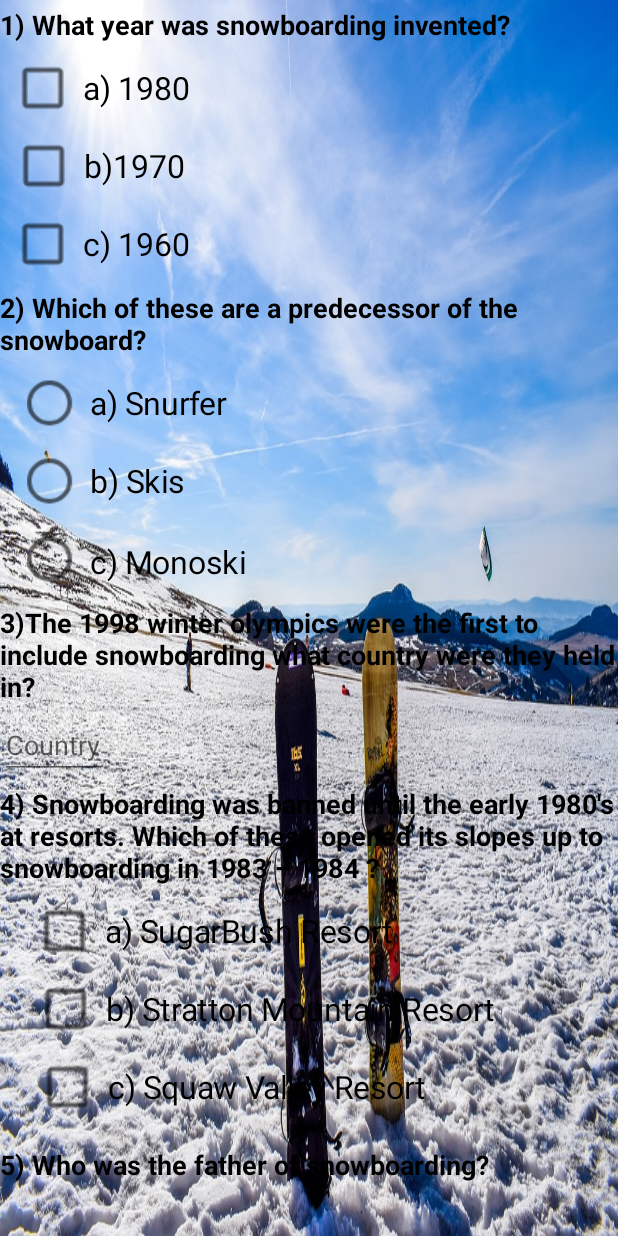
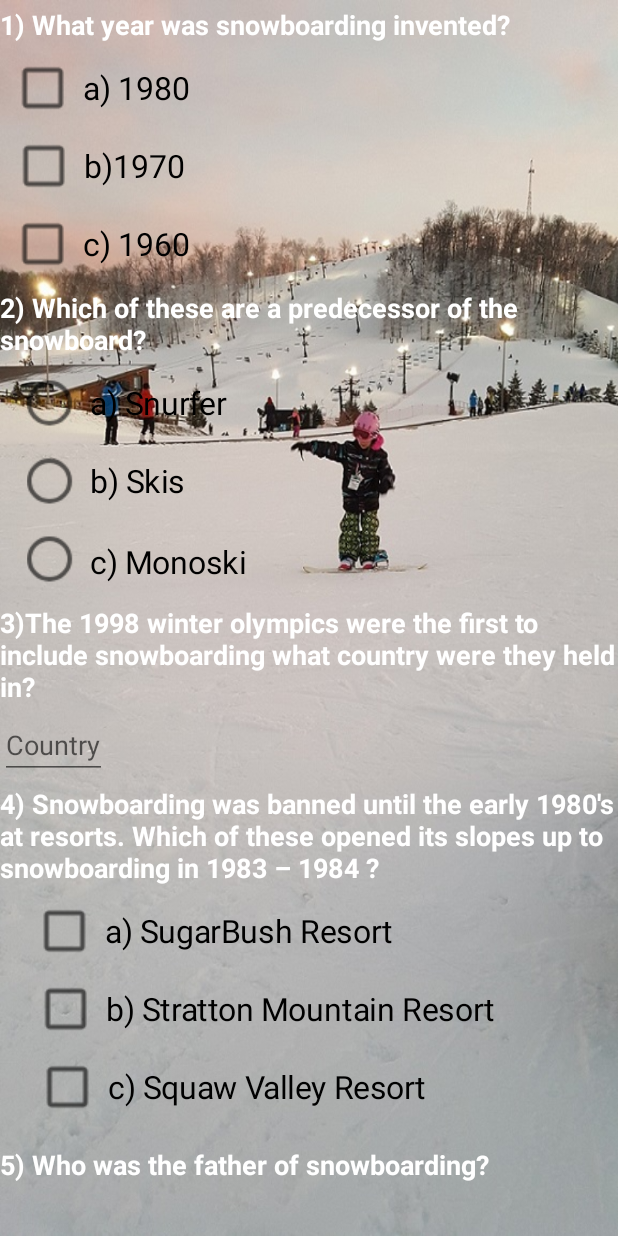
Before and after one commit to ch46gc/Educational, an Android app: the screen it shows after launch (MainActivity), on a phone screen of 412 x 824 dp. Run offline under Robolectric (Android 15) with nearby library versions, the phone set to English and light mode, and no system bars.

Commit message:
Changed jpeg

```diff
--- a/app/src/main/res/layout/activity_main.xml
+++ b/app/src/main/res/layout/activity_main.xml
@@ -26,7 +26,7 @@
             android:paddingBottom="4dp"
             android:paddingTop="4dp"
             android:text="@string/question_1_text"
-            android:textColor="#000000"
+            android:textColor="#FFFFFF"
             android:textStyle="bold"
             android:textSize="18sp"/>
 
@@ -97,7 +97,7 @@
             android:paddingBottom="4dp"
             android:paddingTop="4dp"
             android:text="@string/question_2_text"
-            android:textColor="#000000"
+            android:textColor="#FFFFFF"
             android:textStyle="bold"
             android:textSize="18sp"/>
 
@@ -177,7 +177,7 @@
             android:paddingBottom="4dp"
             android:paddingTop="4dp"
             android:text="@string/question_3_text"
-            android:textColor="#000000"
+            android:textColor="#FFFFFF"
             android:textStyle="bold"
             android:textSize="18sp"/>
 
@@ -198,7 +198,7 @@
             android:paddingBottom="4dp"
             android:paddingTop="4dp"
             android:text="@string/question_4_text"
-            android:textColor="#000000"
+            android:textColor="#FFFFFF"
             android:textStyle="bold"
             android:textSize="18sp"/>
 
@@ -268,7 +268,7 @@
             android:layout_height="wrap_content"
             android:layout_marginTop="13dp"
             android:text="@string/question_5_text"
-            android:textColor="#000000"
+            android:textColor="#FFFFFF"
             android:textStyle="bold"
             android:textSize="18sp"/>
 
@@ -289,7 +289,7 @@
             android:layout_height="wrap_content"
             android:layout_marginTop="13dp"
             android:text="@string/question_6_text"
-            android:textColor="#000000"
+            android:textColor="#FFFFFF"
             android:textStyle="bold"
             tools:text="TextView"
             android:textSize="18sp" />
--- a/app/src/main/res/values/colors.xml
+++ b/app/src/main/res/values/colors.xml
@@ -1,6 +1,6 @@
 <?xml version="1.0" encoding="utf-8"?>
 <resources>
-    <color name="colorPrimary">#21c8ee</color>
-    <color name="colorPrimaryDark">#e850dcec</color>
-    <color name="colorAccent">#FF4081</color>
+    <color name="colorPrimary">#998861</color>
+    <color name="colorPrimaryDark">#e8dfd6c8</color>
+    <color name="colorAccent">#499c94</color>
 </resources>
```
Also changed, not shown: app/src/main/res/drawable/snowboards.jpg.
